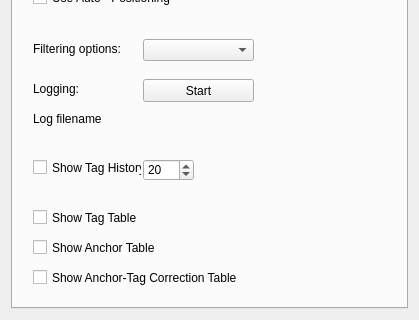
summerfll/wms, file Deca/views/ViewSettingsWidget.ui: the form before one commit; both pictures show x 0 to 419 and y 258 to 578 of the 419 by 578 pixel window.
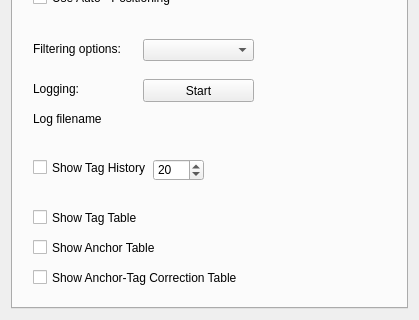
The form after the commit.

```diff
--- a/Deca/views/ViewSettingsWidget.ui
+++ b/Deca/views/ViewSettingsWidget.ui
@@ -30,17 +30,26 @@
        <string>Configuration</string>
       </attribute>
       <widget class="QCheckBox" name="showTagHistory">
+       <property name="enabled">
+        <bool>true</bool>
+       </property>
        <property name="geometry">
         <rect>
          <x>20</x>
          <y>380</y>
-         <width>109</width>
+         <width>121</width>
          <height>17</height>
         </rect>
        </property>
        <property name="text">
         <string>Show Tag History</string>
        </property>
+       <property name="checkable">
+        <bool>true</bool>
+       </property>
+       <property name="checked">
+        <bool>false</bool>
+       </property>
       </widget>
       <widget class="QCheckBox" name="showGeoFencingMode">
        <property name="geometry">
@@ -145,7 +154,7 @@
       <widget class="QSpinBox" name="tagHistoryN">
        <property name="geometry">
         <rect>
-         <x>130</x>
+         <x>140</x>
          <y>380</y>
          <width>51</width>
          <height>22</height>
```
